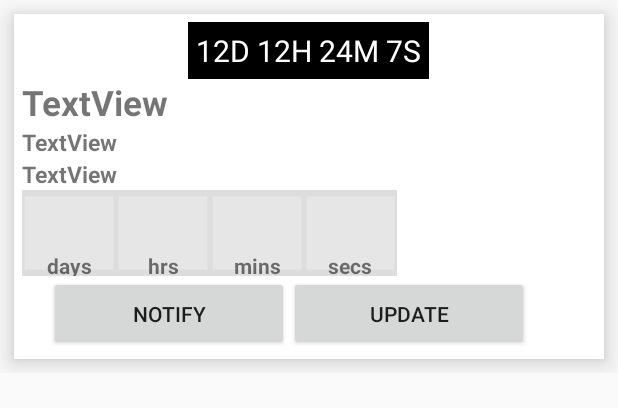
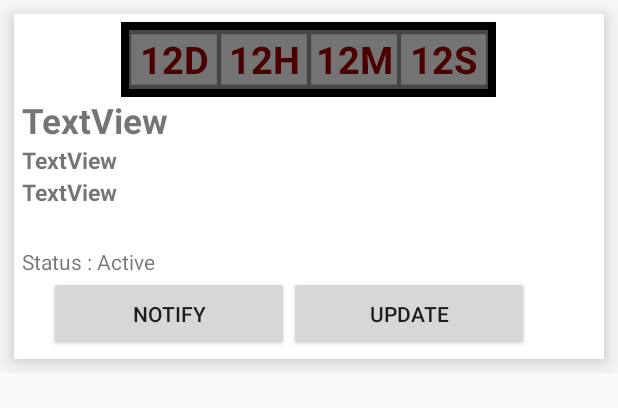
Before and after one commit to LoneWolf36/FirebaseSystem, an Android app: the layout card.xml on its own in the app's theme, with its tools: preview values and no code run, on a phone screen of 412 x 824 dp. Shown: the top 408 px of the screen. Run offline under Robolectric (Android 15) with nearby library versions, the phone set to English and light mode, and no system bars; plain views replace RoundRectView.

Commit message:
card with counter on the top

```diff
--- a/app/src/main/java/sih/firebasesendnotif/RecyclerAdapter.java
+++ b/app/src/main/java/sih/firebasesendnotif/RecyclerAdapter.java
@@ -2,6 +2,7 @@ package sih.firebasesendnotif;
 
 import android.content.Context;
 import android.content.SharedPreferences;
+import android.graphics.Color;
 import android.support.v7.widget.RecyclerView;
 import android.util.Log;
 import android.view.LayoutInflater;
@@ -79,6 +80,13 @@ public class RecyclerAdapter extends RecyclerView.Adapter<RecyclerAdapter.MyHode
         final ScheduleData mylist = list.get(position);
         holder.date.setText("Water will be released on " + mylist.getDate());
         holder.status.setText(mylist.getStatus());
+        //code to make the Active green. It doesnt seem to work, do look into it
+        if(holder.status.getText().toString().equals("Accept")){
+            String status = holder.status.getText().toString();
+            Log.e("status",""+status);
+            holder.status.setTextColor(Color.parseColor("#00FF00"));
+        }
+        //code segment ends here
         String events= mylist.getDate();
         //holder.email.setText(mylist.getEmail());
         holder.time.setText("at " +mylist.getTime());
--- a/app/src/main/res/layout/card.xml
+++ b/app/src/main/res/layout/card.xml
@@ -23,22 +23,135 @@
         android:layout_width="match_parent"
         android:layout_height="match_parent"
         android:orientation="vertical">
+        <!--<RelativeLayout-->
+            <!--android:layout_width="wrap_content"-->
+            <!--android:layout_height="wrap_content"-->
+            <!--android:layout_gravity="center"-->
+            <!--android:padding="5dp"-->
+            <!--android:id="@+id/rLNotch"-->
+            <!--android:background="@color/black">-->
+            <!--<TextView-->
+                <!--android:layout_width="wrap_content"-->
+                <!--android:layout_height="wrap_content"-->
+                <!--android:text="12d 12h 24m 7s"-->
+                <!--android:textColor="@color/white"-->
+                <!--android:textAllCaps="true"-->
+                <!--android:textSize="20sp"-->
+                <!--android:layout_centerHorizontal="true" />-->
             <RelativeLayout
-            android:layout_width="wrap_content"
-            android:layout_height="wrap_content"
+                android:layout_width="250dp"
+                android:layout_height="50dp"
+                android:layout_centerHorizontal="true"
                 android:layout_gravity="center"
                 android:padding="5dp"
                 android:id="@+id/rLNotch"
                 android:background="@color/black">
+
+
+                <LinearLayout
+                    android:layout_width="match_parent"
+                    android:layout_height="match_parent"
+                    android:orientation="horizontal"
+                    android:gravity="center">
+
                     <TextView
+                        android:id="@+id/tveventStart"
                         android:layout_width="wrap_content"
                         android:layout_height="wrap_content"
-                android:text="12d 12h 24m 7s"
-                android:textColor="@color/white"
-                android:textAllCaps="true"
-                android:textSize="20sp"
-                android:layout_centerHorizontal="true" />
+                        android:singleLine="true"
+                        android:text="@string/worldcup_2k19"
+                        android:visibility="gone"/>
+                    <LinearLayout
+                        android:layout_width="wrap_content"
+                        android:layout_height="wrap_content"
+                        android:id="@+id/LinearLayout1"
+                        android:layout_weight="1"
+                        android:background="@drawable/counter"
+                        android:gravity="center"
+                        android:orientation="vertical">
+                        <TextView
+                            android:id="@+id/txtDay"
+                            android:layout_width="fill_parent"
+                            android:layout_height="wrap_content"
+                            android:layout_weight="3"
+                            android:gravity="center"
+                            android:textAppearance="?android:attr/textAppearanceLarge"
+                            android:textColor="#4a0000"
+                            android:textSize="25sp"
+                            android:textStyle="bold"
+                            android:text="12D"/>
+                    </LinearLayout>
+
+                    <LinearLayout
+                        android:id="@+id/LinearLayout2"
+                        android:layout_width="wrap_content"
+                        android:layout_height="wrap_content"
+                        android:layout_weight="1"
+                        android:background="@drawable/counter"
+                        android:gravity="center"
+                        android:orientation="vertical">
+
+                        <TextView
+                            android:id="@+id/txtHour"
+                            android:layout_width="fill_parent"
+                            android:layout_height="wrap_content"
+                            android:layout_weight="3"
+                            android:gravity="center"
+                            android:textAppearance="?android:attr/textAppearanceLarge"
+                            android:textColor="#4a0000"
+                            android:textSize="25sp"
+                            android:textStyle="bold"
+                            android:text="12H"/>
+
+                    </LinearLayout>
+                    <LinearLayout
+                        android:id="@+id/LinearLayout3"
+                        android:layout_width="wrap_content"
+                        android:layout_height="wrap_content"
+                        android:layout_weight="1"
+                        android:background="@drawable/counter"
+                        android:gravity="center"
+                        android:orientation="vertical">
+
+                        <TextView
+                            android:id="@+id/txtMinute"
+                            android:layout_width="fill_parent"
+                            android:layout_height="wrap_content"
+                            android:layout_weight="3"
+                            android:gravity="center"
+                            android:textAppearance="?android:attr/textAppearanceLarge"
+                            android:textColor="#4a0000"
+                            android:textSize="25sp"
+                            android:textStyle="bold"
+                            android:text="12M"/>
+
+                    </LinearLayout>
+                    <LinearLayout
+                        android:id="@+id/LinearLayout4"
+                        android:layout_width="wrap_content"
+                        android:layout_height="wrap_content"
+                        android:layout_weight="1"
+                        android:background="@drawable/counter"
+                        android:gravity="center"
+                        android:orientation="vertical">
+
+                        <TextView
+                            android:id="@+id/txtSecond"
+                            android:layout_width="fill_parent"
+                            android:layout_height="wrap_content"
+                            android:layout_weight="3"
+                            android:gravity="center"
+                            android:textAppearance="?android:attr/textAppearanceLarge"
+                            android:textColor="#4a0000"
+                            android:textSize="25sp"
+                            android:textStyle="bold"
+                            android:text="12S"/>
+                    </LinearLayout>
+
+                </LinearLayout>
             </RelativeLayout>
+
+        <!--</RelativeLayout>-->
             <RelativeLayout
                 android:layout_width="match_parent"
                 android:layout_height="match_parent">
@@ -58,169 +171,14 @@
 
                 <TextView
                     android:id="@+id/status"
-                    android:layout_width="wrap_content"
+                    android:layout_width="100sp"
                     android:layout_height="wrap_content"
-                    android:layout_above="@+id/duration"
-                    android:layout_alignEnd="@+id/update"
-                    android:layout_marginEnd="33dp"
-                    android:textSize="14sp" />
-
-                <RelativeLayout
-                    android:id="@+id/relativeLayout"
-                    android:layout_width="250dp"
-                    android:layout_height="50dp"
-                    android:layout_above="@+id/notify"
-                    android:layout_alignParentStart="true"
-                    android:layout_below="@+id/duration"
-                    android:layout_centerHorizontal="true">
-
-                    <LinearLayout
-                        android:id="@+id/LinearLayout"
-                        android:layout_width="300dp"
-                        android:layout_height="70dp"
-                        android:layout_alignParentEnd="true"
-                        android:gravity="center"
-                        android:orientation="horizontal">
-
-                        <TextView
-                            android:id="@+id/tveventStart"
-                            android:layout_width="wrap_content"
-                            android:layout_height="wrap_content"
-                            android:gravity="center"
-                            android:paddingLeft="50sp"
-                            android:singleLine="true"
-                            android:text="@string/worldcup_2k19"
-                            android:textSize="24sp"
-                            android:textStyle="bold"
-                            android:visibility="gone" />
-
-                        <LinearLayout
-                            android:id="@+id/LinearLayout1"
-                            android:layout_width="wrap_content"
-                            android:layout_height="wrap_content"
-                            android:layout_weight="1"
-                            android:background="@drawable/counter"
-                            android:gravity="center"
-                            android:orientation="vertical">
-
-                            <TextView
-                                android:id="@+id/txtDay"
-                                android:layout_width="match_parent"
-                                android:layout_height="wrap_content"
-                                android:layout_weight="3"
-                                android:gravity="center"
-                                android:textAppearance="?android:attr/textAppearanceLarge"
-                                android:textColor="#4a0000"
-                                android:textSize="35sp"
-                                android:textStyle="bold" />
-
-                            <TextView
-                                android:id="@+id/txt_Day"
-                                android:layout_width="match_parent"
-                                android:layout_height="wrap_content"
-                                android:layout_weight="1"
-                                android:gravity="center"
-                                android:text="@string/days"
-                                android:textAppearance="?android:attr/textAppearanceSmall"
-                                android:textStyle="bold" />
-                        </LinearLayout>
-
-                        <LinearLayout
-                            android:id="@+id/LinearLayout2"
-                            android:layout_width="wrap_content"
-                            android:layout_height="wrap_content"
-                            android:layout_weight="1"
-                            android:background="@drawable/counter"
-                            android:gravity="center"
-                            android:orientation="vertical">
-
-                            <TextView
-                                android:id="@+id/txtHour"
-                                android:layout_width="fill_parent"
-                                android:layout_height="wrap_content"
-                                android:layout_alignTop="@+id/relativeLayout"
-                                android:layout_toEndOf="@+id/duration"
-                                android:layout_weight="3"
-                                android:gravity="center"
-                                android:textAppearance="?android:attr/textAppearanceLarge"
-                                android:textColor="#4a0000"
-                                android:textSize="35sp"
-                                android:textStyle="bold" />
-
-                            <TextView
-                                android:id="@+id/txt_Hour"
-                                android:layout_width="fill_parent"
-                                android:layout_height="wrap_content"
-                                android:layout_weight="1"
-                                android:gravity="center_horizontal"
-                                android:text="@string/hours"
-                                android:textAppearance="?android:attr/textAppearanceSmall"
-                                android:textStyle="bold" />
-                        </LinearLayout>
-
-                        <LinearLayout
-                            android:id="@+id/LinearLayout3"
-                            android:layout_width="wrap_content"
-                            android:layout_height="wrap_content"
-                            android:layout_weight="1"
-                            android:background="@drawable/counter"
-                            android:gravity="center"
-                            android:orientation="vertical">
-
-                            <TextView
-                                android:id="@+id/txtMinute"
-                                android:layout_width="fill_parent"
-                                android:layout_height="wrap_content"
-                                android:layout_weight="3"
-                                android:gravity="center"
-                                android:textAppearance="?android:attr/textAppearanceLarge"
-                                android:textColor="#4a0000"
-                                android:textSize="35sp"
-                                android:textStyle="bold" />
-
-                            <TextView
-                                android:id="@+id/txt_Minute"
-                                android:layout_width="fill_parent"
-                                android:layout_height="wrap_content"
-                                android:layout_weight="1"
-                                android:gravity="center_horizontal"
-                                android:text="@string/minutes"
-                                android:textAppearance="?android:attr/textAppearanceSmall"
-                                android:textStyle="bold" />
-                        </LinearLayout>
-
-                        <LinearLayout
-                            android:id="@+id/LinearLayout4"
-                            android:layout_width="wrap_content"
-                            android:layout_height="wrap_content"
-                            android:layout_weight="1"
-                            android:background="@drawable/counter"
-                            android:gravity="center"
-                            android:orientation="vertical">
-
-                            <TextView
-                                android:id="@+id/txtSecond"
-                                android:layout_width="fill_parent"
-                                android:layout_height="wrap_content"
-                                android:layout_weight="3"
-                                android:gravity="center"
-                                android:textAppearance="?android:attr/textAppearanceLarge"
-                                android:textColor="#4a0000"
-                                android:textSize="35sp"
-                                android:textStyle="bold" />
-
-                            <TextView
-                                android:id="@+id/txt_Second"
-                                android:layout_width="fill_parent"
-                                android:layout_height="wrap_content"
-                                android:layout_weight="1"
-                                android:gravity="center_horizontal"
-                                android:text="@string/seconds"
-                                android:textAppearance="?android:attr/textAppearanceSmall"
-                                android:textStyle="bold" />
-                        </LinearLayout>
-                    </LinearLayout>
-                </RelativeLayout>
+                    android:layout_alignBaseline="@+id/textView3"
+                    android:layout_alignBottom="@+id/textView3"
+                    android:layout_toEndOf="@+id/textView3"
+                    android:textSize="14sp"
+                    android:textAlignment="textStart"
+                    android:text="Active"/>
 
                 <TextView
                     android:id="@+id/time"
@@ -265,6 +223,14 @@
                     android:elevation="15dp"
                     android:text="Update" />
 
+                <TextView
+                    android:id="@+id/textView3"
+                    android:layout_width="wrap_content"
+                    android:layout_height="wrap_content"
+                    android:layout_above="@+id/notify"
+                    android:layout_alignParentStart="true"
+                    android:text="Status : " />
+
             </RelativeLayout>
     </LinearLayout>
         </com.github.florent37.shapeofview.shapes.RoundRectView>
```
Lines whose indentation alone changed are shown as unchanged.
